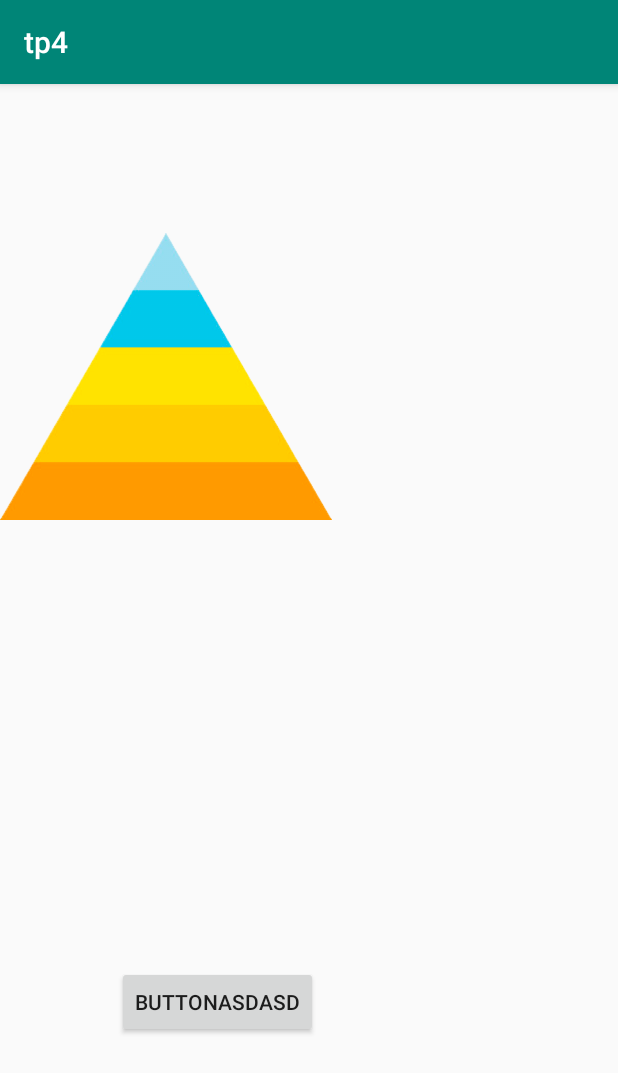
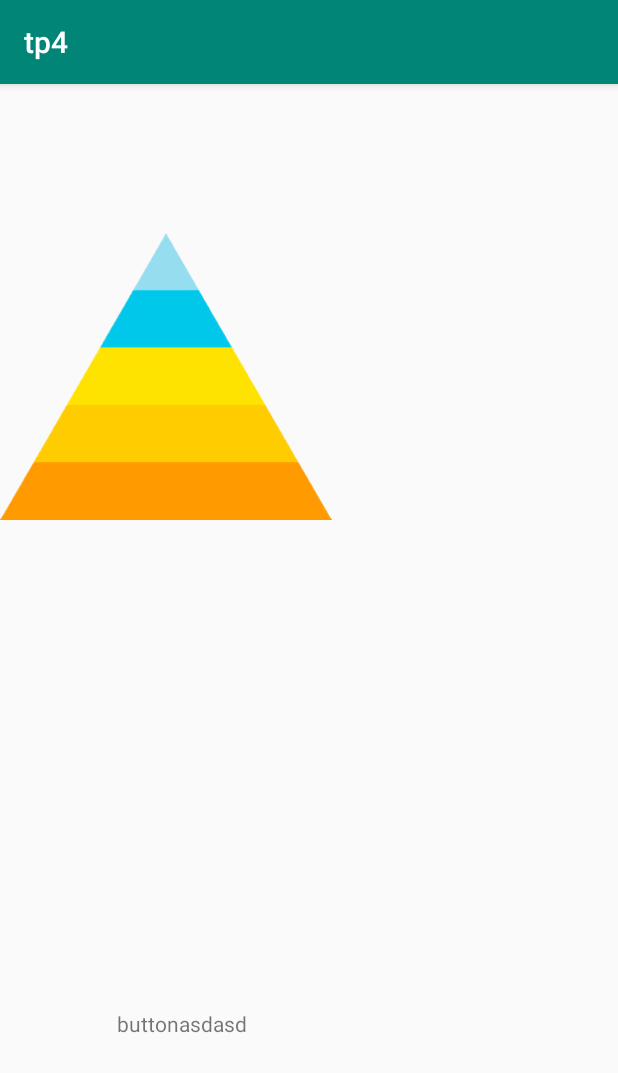
Before and after one commit to fedeglggg/moviles-tp4, an Android app: the Piramide screen opened directly, with no data from a screen before it, on a phone screen of 412 x 824 dp. Shown: the top 1073 px of the screen. Run offline under Robolectric (Android 15) with nearby library versions, the phone set to English and light mode, and no system bars.

Commit message:
textview en vez de button

```diff
--- a/app/src/main/java/com/example/tp4/Piramide.java
+++ b/app/src/main/java/com/example/tp4/Piramide.java
@@ -17,7 +17,7 @@ public class Piramide extends AppCompatActivity {
         super.onCreate(savedInstanceState);
         setContentView(R.layout.activity_piramide);
 
-        Button buttonViewSnack = (Button) findViewById(R.id.buttonViewSnack);
+        TextView buttonViewSnack = (TextView) findViewById(R.id.buttonViewSnack);
         buttonViewSnack.setOnClickListener(new View.OnClickListener() {
             @Override
             public void onClick(View v) {
--- a/app/src/main/res/layout/activity_alimentos.xml
+++ b/app/src/main/res/layout/activity_alimentos.xml
@@ -10,7 +10,7 @@
         android:id="@+id/listaDeAlimentosView"
         android:layout_width="wrap_content"
         android:layout_height="wrap_content"
-        android:divider="#f00"
+        android:divider="#2398F4"
         android:dividerHeight="1dp"
         app:layout_constraintStart_toStartOf="parent"
         app:layout_constraintTop_toTopOf="parent" />
--- a/app/src/main/res/layout/activity_piramide.xml
+++ b/app/src/main/res/layout/activity_piramide.xml
@@ -27,7 +27,7 @@
         app:layout_constraintStart_toEndOf="@+id/imageView"
         app:layout_constraintTop_toTopOf="parent" />
 
-    <Button
+    <TextView
         android:id="@+id/buttonViewSnack"
         android:layout_width="wrap_content"
         android:layout_height="wrap_content"
```
